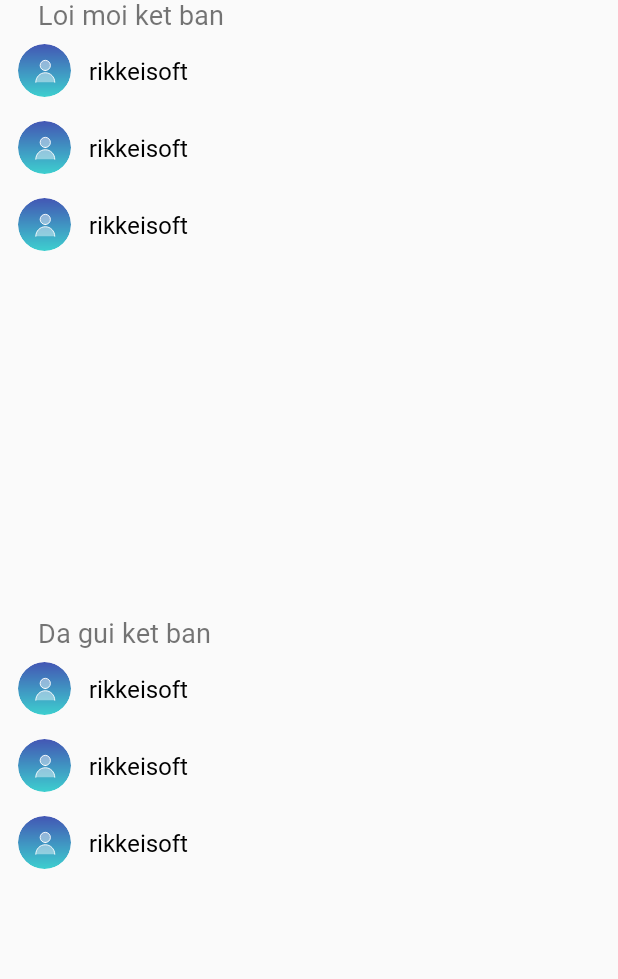
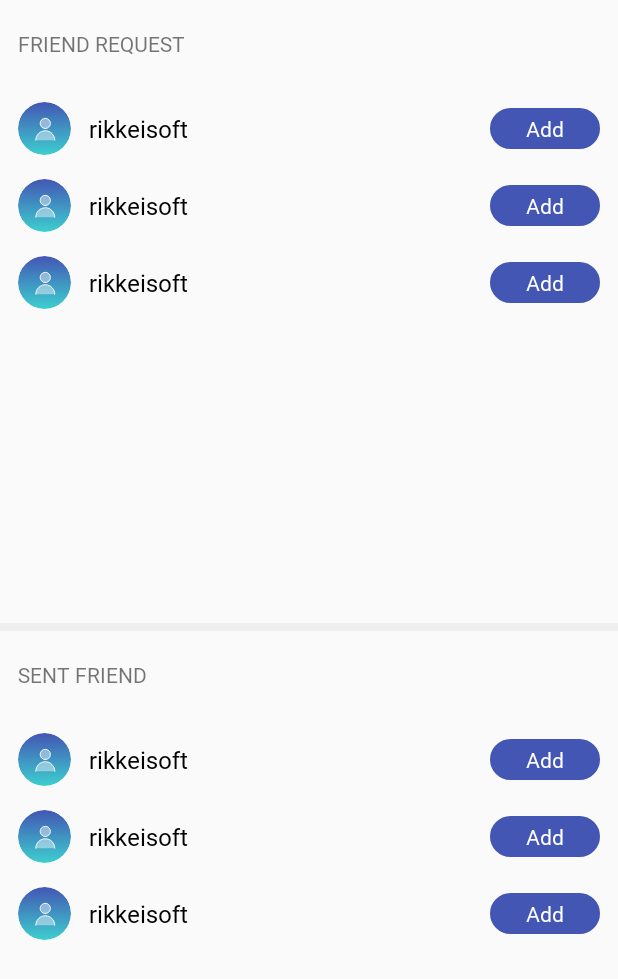
Before and after one commit to nhikiu/AwesomeChat, an Android app: the layout fragment_pending_friend.xml on its own in the app's theme, with its tools: preview values and no code run, on a phone screen of 412 x 824 dp. Shown: the top 979 px of the screen. Run offline under Robolectric (Android 15) with nearby library versions, the phone set to English and light mode, and no system bars.

Commit message:
Update Friend Screen: tabbar, pending friend

```diff
--- a/app/src/main/java/com/example/baseproject/ui/friends/FriendsViewModel.kt
+++ b/app/src/main/java/com/example/baseproject/ui/friends/FriendsViewModel.kt
@@ -1,12 +1,8 @@
 package com.example.baseproject.ui.friends
 
-import androidx.lifecycle.MutableLiveData
-import com.example.baseproject.models.User
 import com.example.core.base.BaseViewModel
 import dagger.hilt.android.lifecycle.HiltViewModel
 import javax.inject.Inject
 
 @HiltViewModel
-class FriendsViewModel @Inject constructor() : BaseViewModel(){
-    private val friendList = MutableLiveData<List<User>>()
-}
+class FriendsViewModel @Inject constructor() : BaseViewModel()
--- a/app/src/main/java/com/example/baseproject/ui/friends/allFriend/AllFriendFragment.kt
+++ b/app/src/main/java/com/example/baseproject/ui/friends/allFriend/AllFriendFragment.kt
@@ -1,10 +1,6 @@
 package com.example.baseproject.ui.friends.allFriend
 
 import android.os.Bundle
-import android.util.Log
-import android.view.LayoutInflater
-import android.view.View
-import android.view.ViewGroup
 import androidx.fragment.app.viewModels
 import com.example.baseproject.R
 import com.example.baseproject.databinding.FragmentAllFriendBinding
--- a/app/src/main/res/layout/fragment_pending_friend.xml
+++ b/app/src/main/res/layout/fragment_pending_friend.xml
@@ -11,31 +11,41 @@
         <TextView
             android:layout_width="match_parent"
             android:layout_height="wrap_content"
-            android:text="Loi moi ket ban"
-            style="@style/text_bold_18"
-            android:layout_marginHorizontal="@dimen/margin_item_25"/>
+            android:text="@string/sending_friend"
+            style="@style/text_bold_14"
+            android:textAllCaps="true"
+            android:layout_marginHorizontal="@dimen/margin_item_12"
+            android:layout_marginVertical="@dimen/margin_item_22"/>
 
         <androidx.recyclerview.widget.RecyclerView
             android:id="@+id/recycler_view_receive_friend"
             android:layout_width="match_parent"
             android:layout_height="0dp"
             android:layout_weight="1"
-            tools:listitem="@layout/item_friend_real"
+            tools:listitem="@layout/item_friend"
+            android:layout_marginBottom="@dimen/margin_item_12"
             app:layoutManager="androidx.recyclerview.widget.LinearLayoutManager"/>
+
+        <FrameLayout
+            android:layout_width="match_parent"
+            android:layout_height="@dimen/sixe_5"
+            android:background="@color/grey_efeeee"/>
 
         <TextView
             android:layout_width="match_parent"
             android:layout_height="wrap_content"
-            android:text="Da gui ket ban"
-            android:layout_marginHorizontal="@dimen/margin_item_25"
-            style="@style/text_bold_18"/>
+            android:text="@string/receive_friend"
+            android:layout_marginHorizontal="@dimen/margin_item_12"
+            android:layout_marginVertical="@dimen/margin_item_22"
+            android:textAllCaps="true"
+            style="@style/text_bold_14"/>
 
         <androidx.recyclerview.widget.RecyclerView
             android:id="@+id/recycler_view_send_friend"
             android:layout_width="match_parent"
             android:layout_height="0dp"
             android:layout_weight="1"
-            tools:listitem="@layout/item_friend_real"
+            tools:listitem="@layout/item_friend"
             app:layoutManager="androidx.recyclerview.widget.LinearLayoutManager"/>
 
     </LinearLayout>
--- a/app/src/main/res/layout/item_friend_real.xml
+++ /dev/null
@@ -1,28 +0,0 @@
-<?xml version="1.0" encoding="utf-8"?>
-<layout xmlns:android="http://schemas.android.com/apk/res/android"
-    xmlns:app="http://schemas.android.com/apk/res-auto">
-    <LinearLayout android:layout_width="match_parent"
-        android:layout_height="wrap_content"
-        android:layout_marginHorizontal="@dimen/margin_item_12"
-        android:layout_marginVertical="@dimen/margin_item_8"
-        android:gravity="center">
-
-        <com.google.android.material.imageview.ShapeableImageView
-            android:id="@+id/iv_avatar"
-            android:layout_width="@dimen/size_35"
-            android:layout_height="@dimen/size_35"
-            app:strokeColor="@null"
-            app:shapeAppearance="@style/circle"
-            android:src="@drawable/ic_avatar_default"/>
-
-        <TextView
-            android:id="@+id/tv_name"
-            android:layout_width="match_parent"
-            android:layout_height="wrap_content"
-            android:textSize="@dimen/text_size_16"
-            android:textColor="@color/black"
-            android:text="@string/name_hint"
-            android:layout_marginStart="@dimen/margin_item_12"/>
-
-    </LinearLayout>
-</layout>
--- a/app/src/main/res/values/dimens.xml
+++ b/app/src/main/res/values/dimens.xml
@@ -7,6 +7,7 @@
     <dimen name="padding_6">6dp</dimen>
     <dimen name="corner_15">15dp</dimen>
     <dimen name="size_icon_60">60dp</dimen>
+    <dimen name="sixe_5">5dp</dimen>
 
     <dimen name="margin_item_3">3dp</dimen>
     <dimen name="margin_item_8">8dp</dimen>
--- a/app/src/main/res/values/strings.xml
+++ b/app/src/main/res/values/strings.xml
@@ -64,7 +64,8 @@
     <string name="cancel">Cancel</string>
     <string name="confirm_friend">Confirm</string>
     <string name="add_friend">Add</string>
-
+    <string name="sending_friend">Friend request</string>
+    <string name="receive_friend">Sent friend</string>
 
     <!--    Profile Screen-->
     <string name="log_out">Log out</string>
@@ -75,4 +76,5 @@
     <string name="version_number" translatable="false">1.0.0</string>
     <!-- TODO: Remove or change this placeholder text -->
     <string name="hello_blank_fragment">Hello blank fragment</string>
+
 </resources>
```
Also changed, not shown: app/src/main/java/com/example/baseproject/ui/friends/FriendsFragment.kt (+23 -11 lines), app/src/main/java/com/example/baseproject/ui/friends/allFriend/AllFriendViewModel.kt (+12 -24 lines), app/src/main/java/com/example/baseproject/ui/friends/pendingFriend/PendingFriendViewModel.kt (+21 -10 lines), app/src/main/java/com/example/baseproject/ui/friends/realFriend/RealFriendAdapter.kt (+7 -4 lines), app/src/main/res/layout/item_friend_pending_receive.xml (deleted, +0 -41 lines), app/src/main/res/layout/item_friend_pending_send.xml (deleted, +0 -40 lines), 1 other file.
